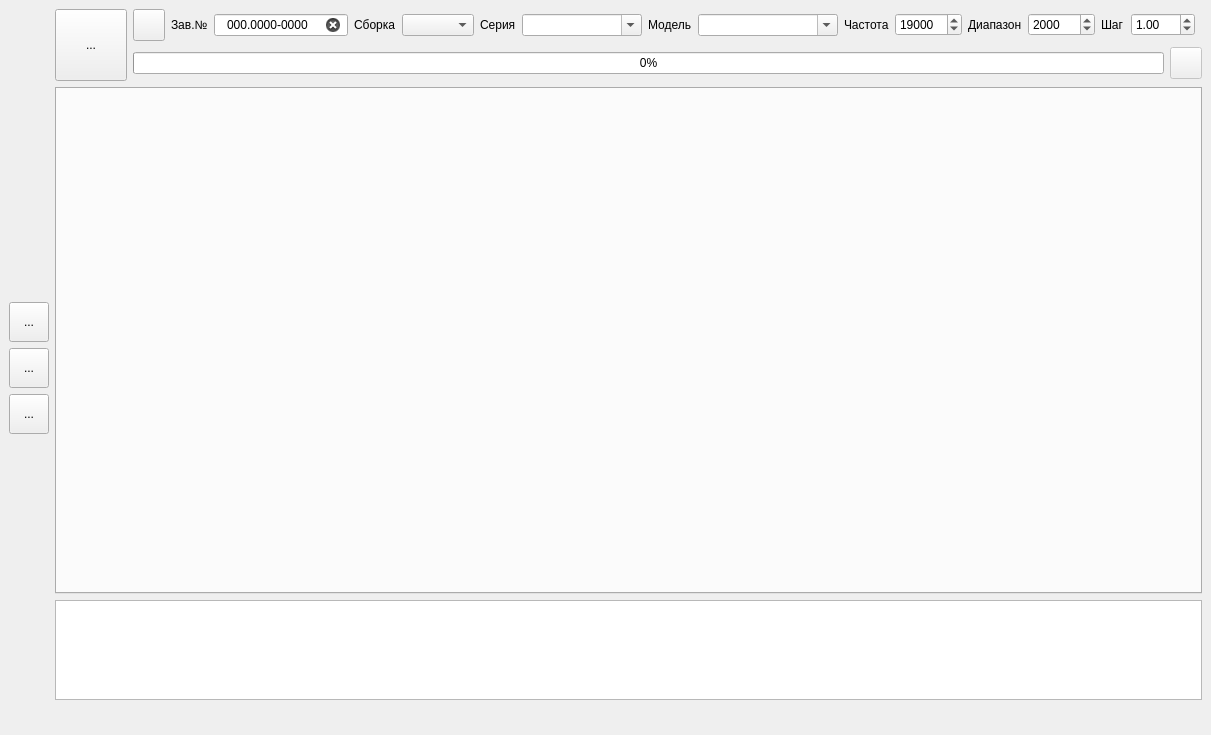
Before: the Qt Designer form usonicapp/forms/mainwindow.ui in Kneshal/usonicApp, drawn with Qt 5.
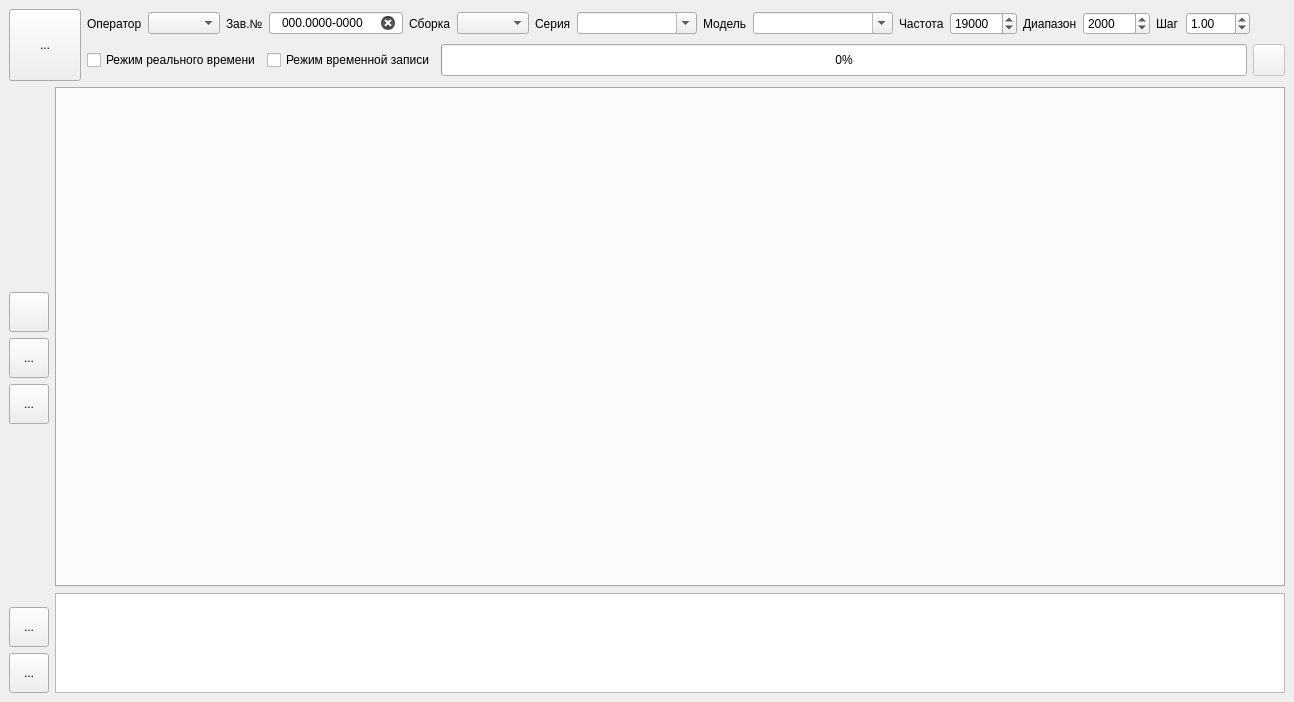
After: the same form once the commit is applied. Icons and pictures are not drawn.

What changed in the file:
```diff
--- a/usonicapp/forms/mainwindow.ui
+++ b/usonicapp/forms/mainwindow.ui
@@ -6,8 +6,8 @@
    <rect>
     <x>0</x>
     <y>0</y>
-    <width>1211</width>
-    <height>735</height>
+    <width>1294</width>
+    <height>702</height>
    </rect>
   </property>
   <property name="sizePolicy">
@@ -20,138 +20,9 @@
    <string>MainWindow</string>
   </property>
   <widget class="QWidget" name="centralwidget">
-   <layout class="QHBoxLayout" name="horizontalLayout_4">
+   <layout class="QVBoxLayout" name="verticalLayout_4">
     <item>
-     <layout class="QVBoxLayout" name="verticalLayout">
-      <property name="spacing">
-       <number>6</number>
-      </property>
-      <item>
-       <spacer name="verticalSpacer">
-        <property name="orientation">
-         <enum>Qt::Vertical</enum>
-        </property>
-        <property name="sizeHint" stdset="0">
-         <size>
-          <width>20</width>
-          <height>40</height>
-         </size>
-        </property>
-       </spacer>
-      </item>
-      <item>
-       <widget class="QToolButton" name="settings_button">
-        <property name="minimumSize">
-         <size>
-          <width>40</width>
-          <height>40</height>
-         </size>
-        </property>
-        <property name="maximumSize">
-         <size>
-          <width>40</width>
-          <height>40</height>
-         </size>
-        </property>
-        <property name="toolTip">
-         <string>Настройки</string>
-        </property>
-        <property name="text">
-         <string>...</string>
-        </property>
-        <property name="icon">
-         <iconset>
-          <normaloff>../../../icons/settings.png</normaloff>../../../icons/settings.png</iconset>
-        </property>
-        <property name="iconSize">
-         <size>
-          <width>40</width>
-          <height>40</height>
-         </size>
-        </property>
-       </widget>
-      </item>
-      <item>
-       <widget class="QToolButton" name="compare_button">
-        <property name="minimumSize">
-         <size>
-          <width>40</width>
-          <height>40</height>
-         </size>
-        </property>
-        <property name="maximumSize">
-         <size>
-          <width>40</width>
-          <height>40</height>
-         </size>
-        </property>
-        <property name="toolTip">
-         <string>Сравнить данные</string>
-        </property>
-        <property name="text">
-         <string>...</string>
-        </property>
-        <property name="icon">
-         <iconset>
-          <normaloff>../../../icons/compare.png</normaloff>../../../icons/compare.png</iconset>
-        </property>
-        <property name="iconSize">
-         <size>
-          <width>40</width>
-          <height>40</height>
-         </size>
-        </property>
-       </widget>
-      </item>
-      <item>
-       <widget class="QToolButton" name="table_button">
-        <property name="minimumSize">
-         <size>
-          <width>40</width>
-          <height>40</height>
-         </size>
-        </property>
-        <property name="maximumSize">
-         <size>
-          <width>40</width>
-          <height>40</height>
-         </size>
-        </property>
-        <property name="toolTip">
-         <string>База данных</string>
-        </property>
-        <property name="text">
-         <string>...</string>
-        </property>
-        <property name="icon">
-         <iconset>
-          <normaloff>../../../icons/table.png</normaloff>../../../icons/table.png</iconset>
-        </property>
-        <property name="iconSize">
-         <size>
-          <width>40</width>
-          <height>40</height>
-         </size>
-        </property>
-       </widget>
-      </item>
-      <item>
-       <spacer name="verticalSpacer_2">
-        <property name="orientation">
-         <enum>Qt::Vertical</enum>
-        </property>
-        <property name="sizeHint" stdset="0">
-         <size>
-          <width>20</width>
-          <height>40</height>
-         </size>
-        </property>
-       </spacer>
-      </item>
-     </layout>
-    </item>
-    <item>
-     <layout class="QVBoxLayout" name="verticalLayout_2">
+     <layout class="QVBoxLayout" name="verticalLayout_6">
       <item>
        <layout class="QHBoxLayout" name="horizontalLayout">
         <item>
@@ -197,42 +68,15 @@
           <item>
            <layout class="QHBoxLayout" name="horizontalLayout_2">
             <item>
-             <widget class="QToolButton" name="temp_button">
-              <property name="sizePolicy">
-               <sizepolicy hsizetype="Maximum" vsizetype="Preferred">
-                <horstretch>0</horstretch>
-                <verstretch>0</verstretch>
-               </sizepolicy>
-              </property>
-              <property name="minimumSize">
-               <size>
-                <width>32</width>
-                <height>32</height>
-               </size>
-              </property>
-              <property name="maximumSize">
-               <size>
-                <width>32</width>
-                <height>32</height>
-               </size>
-              </property>
+             <widget class="QLabel" name="label_8">
               <property name="text">
-               <string/>
-              </property>
-              <property name="iconSize">
-               <size>
-                <width>32</width>
-                <height>32</height>
-               </size>
-              </property>
-              <property name="checkable">
-               <bool>false</bool>
-              </property>
-              <property name="autoRaise">
-               <bool>false</bool>
+               <string>Оператор</string>
               </property>
              </widget>
             </item>
+            <item>
+             <widget class="QComboBox" name="users_combobox"/>
+            </item>
             <item>
              <widget class="QLabel" name="label">
               <property name="text">
@@ -360,7 +204,7 @@
                <string/>
               </property>
               <property name="minimum">
-               <number>50</number>
+               <number>10</number>
               </property>
               <property name="maximum">
                <number>100000</number>
@@ -413,8 +257,58 @@
           </item>
           <item>
            <layout class="QHBoxLayout" name="horizontalLayout_3">
+            <item>
+             <widget class="QCheckBox" name="real_time_chekbox">
+              <property name="sizePolicy">
+               <sizepolicy hsizetype="Minimum" vsizetype="Minimum">
+                <horstretch>0</horstretch>
+                <verstretch>0</verstretch>
+               </sizepolicy>
+              </property>
+              <property name="maximumSize">
+               <size>
+                <width>16777215</width>
+                <height>16777215</height>
+               </size>
+              </property>
+              <property name="text">
+               <string>Режим реального времени</string>
+              </property>
+              <property name="iconSize">
+               <size>
+                <width>16</width>
+                <height>16</height>
+               </size>
+              </property>
+             </widget>
+            </item>
+            <item>
+             <widget class="QCheckBox" name="temporary_data_checkbox">
+              <property name="sizePolicy">
+               <sizepolicy hsizetype="Minimum" vsizetype="Minimum">
+                <horstretch>0</horstretch>
+                <verstretch>0</verstretch>
+               </sizepolicy>
+              </property>
+              <property name="maximumSize">
+               <size>
+                <width>16777215</width>
+                <height>16777215</height>
+               </size>
+              </property>
+              <property name="text">
+               <string>Режим временной записи</string>
+              </property>
+             </widget>
+            </item>
             <item>
              <widget class="QProgressBar" name="progressbar">
+              <property name="sizePolicy">
+               <sizepolicy hsizetype="Expanding" vsizetype="Preferred">
+                <horstretch>0</horstretch>
+                <verstretch>0</verstretch>
+               </sizepolicy>
+              </property>
               <property name="value">
                <number>0</number>
               </property>
@@ -457,108 +351,317 @@
         </item>
        </layout>
       </item>
-      <item>
-       <widget class="QTabWidget" name="tabwidget">
-        <property name="enabled">
-         <bool>true</bool>
-        </property>
-        <property name="minimumSize">
-         <size>
-          <width>0</width>
-          <height>200</height>
-         </size>
-        </property>
-        <property name="tabPosition">
-         <enum>QTabWidget::North</enum>
-        </property>
-        <property name="tabShape">
-         <enum>QTabWidget::Rounded</enum>
-        </property>
-        <property name="currentIndex">
-         <number>-1</number>
-        </property>
-        <property name="documentMode">
-         <bool>false</bool>
-        </property>
-        <property name="tabsClosable">
-         <bool>true</bool>
-        </property>
-        <property name="movable">
-         <bool>true</bool>
-        </property>
-        <property name="tabBarAutoHide">
-         <bool>false</bool>
-        </property>
-       </widget>
-      </item>
-      <item>
-       <widget class="QTextBrowser" name="terminal">
-        <property name="maximumSize">
-         <size>
-          <width>16777215</width>
-          <height>100</height>
-         </size>
-        </property>
-       </widget>
-      </item>
       <item>
        <layout class="QHBoxLayout" name="horizontalLayout_5">
         <item>
-         <spacer name="horizontalSpacer_3">
-          <property name="orientation">
-           <enum>Qt::Horizontal</enum>
+         <layout class="QVBoxLayout" name="verticalLayout">
+          <property name="spacing">
+           <number>6</number>
           </property>
-          <property name="sizeHint" stdset="0">
-           <size>
-            <width>40</width>
-            <height>20</height>
-           </size>
-          </property>
-         </spacer>
+          <item>
+           <spacer name="verticalSpacer_3">
+            <property name="orientation">
+             <enum>Qt::Vertical</enum>
+            </property>
+            <property name="sizeType">
+             <enum>QSizePolicy::Fixed</enum>
+            </property>
+            <property name="sizeHint" stdset="0">
+             <size>
+              <width>20</width>
+              <height>7</height>
+             </size>
+            </property>
+           </spacer>
+          </item>
+          <item>
+           <layout class="QHBoxLayout" name="horizontalLayout_6">
+            <item>
+             <widget class="QLabel" name="database_label">
+              <property name="maximumSize">
+               <size>
+                <width>15</width>
+                <height>15</height>
+               </size>
+              </property>
+              <property name="toolTip">
+               <string>Подключение к базе данных</string>
+              </property>
+              <property name="text">
+               <string/>
+              </property>
+              <property name="pixmap">
+               <pixmap>../icons/offline.png</pixmap>
+              </property>
+              <property name="scaledContents">
+               <bool>true</bool>
+              </property>
+              <property name="alignment">
+               <set>Qt::AlignCenter</set>
+              </property>
+             </widget>
+            </item>
+            <item>
+             <widget class="QLabel" name="comport_label">
+              <property name="maximumSize">
+               <size>
+                <width>15</width>
+                <height>15</height>
+               </size>
+              </property>
+              <property name="toolTip">
+               <string>Связь с устройством</string>
+              </property>
+              <property name="text">
+               <string/>
+              </property>
+              <property name="pixmap">
+               <pixmap>../icons/disconnect.png</pixmap>
+              </property>
+              <property name="scaledContents">
+               <bool>true</bool>
+              </property>
+              <property name="alignment">
+               <set>Qt::AlignCenter</set>
+              </property>
+             </widget>
+            </item>
+           </layout>
+          </item>
+          <item>
+           <spacer name="verticalSpacer">
+            <property name="orientation">
+             <enum>Qt::Vertical</enum>
+            </property>
+            <property name="sizeHint" stdset="0">
+             <size>
+              <width>20</width>
+              <height>40</height>
+             </size>
+            </property>
+           </spacer>
+          </item>
+          <item>
+           <widget class="QToolButton" name="express_button">
+            <property name="minimumSize">
+             <size>
+              <width>40</width>
+              <height>40</height>
+             </size>
+            </property>
+            <property name="maximumSize">
+             <size>
+              <width>40</width>
+              <height>40</height>
+             </size>
+            </property>
+            <property name="toolTip">
+             <string>Быстрое сканирование</string>
+            </property>
+            <property name="text">
+             <string/>
+            </property>
+            <property name="iconSize">
+             <size>
+              <width>40</width>
+              <height>40</height>
+             </size>
+            </property>
+           </widget>
+          </item>
+          <item>
+           <widget class="QToolButton" name="table_button">
+            <property name="minimumSize">
+             <size>
+              <width>40</width>
+              <height>40</height>
+             </size>
+            </property>
+            <property name="maximumSize">
+             <size>
+              <width>40</width>
+              <height>40</height>
+             </size>
+            </property>
+            <property name="toolTip">
+             <string>База данных</string>
+            </property>
+            <property name="text">
+             <string>...</string>
+            </property>
+            <property name="icon">
+             <iconset>
+              <normaloff>../../../icons/table.png</normaloff>../../../icons/table.png</iconset>
+            </property>
+            <property name="iconSize">
+             <size>
+              <width>40</width>
+              <height>40</height>
+             </size>
+            </property>
+           </widget>
+          </item>
+          <item>
+           <widget class="QToolButton" name="compare_button">
+            <property name="minimumSize">
+             <size>
+              <width>40</width>
+              <height>40</height>
+             </size>
+            </property>
+            <property name="maximumSize">
+             <size>
+              <width>40</width>
+              <height>40</height>
+             </size>
+            </property>
+            <property name="toolTip">
+             <string>Сравнить данные</string>
+            </property>
+            <property name="text">
+             <string>...</string>
+            </property>
+            <property name="icon">
+             <iconset>
+              <normaloff>../../../icons/compare.png</normaloff>../../../icons/compare.png</iconset>
+            </property>
+            <property name="iconSize">
+             <size>
+              <width>40</width>
+              <height>40</height>
+             </size>
+            </property>
+           </widget>
+          </item>
+          <item>
+           <spacer name="verticalSpacer_2">
+            <property name="orientation">
+             <enum>Qt::Vertical</enum>
+            </property>
+            <property name="sizeHint" stdset="0">
+             <size>
+              <width>20</width>
+              <height>40</height>
+             </size>
+            </property>
+           </spacer>
+          </item>
+          <item>
+           <widget class="QToolButton" name="settings_button">
+            <property name="minimumSize">
+             <size>
+              <width>40</width>
+              <height>40</height>
+             </size>
+            </property>
+            <property name="maximumSize">
+             <size>
+              <width>40</width>
+              <height>40</height>
+             </size>
+            </property>
+            <property name="toolTip">
+             <string>Настройки</string>
+            </property>
+            <property name="text">
+             <string>...</string>
+            </property>
+            <property name="icon">
+             <iconset>
+              <normaloff>../../../icons/settings.png</normaloff>../../../icons/settings.png</iconset>
+            </property>
+            <property name="iconSize">
+             <size>
+              <width>40</width>
+              <height>40</height>
+             </size>
+            </property>
+           </widget>
+          </item>
+          <item>
+           <widget class="QToolButton" name="terminal_button">
+            <property name="minimumSize">
+             <size>
+              <width>40</width>
+              <height>40</height>
+             </size>
+            </property>
+            <property name="maximumSize">
+             <size>
+              <width>40</width>
+              <height>40</height>
+             </size>
+            </property>
+            <property name="toolTip">
+             <string>Терминал</string>
+            </property>
+            <property name="text">
+             <string>...</string>
+            </property>
+            <property name="icon">
+             <iconset>
+              <normaloff>../icons/terminal.png</normaloff>../icons/terminal.png</iconset>
+            </property>
+            <property name="iconSize">
+             <size>
+              <width>40</width>
+              <height>40</height>
+             </size>
+            </property>
+           </widget>
+          </item>
+         </layout>
         </item>
         <item>
-         <widget class="QLabel" name="comport_label">
-          <property name="maximumSize">
-           <size>
-            <width>20</width>
-            <height>20</height>
-           </size>
-          </property>
-          <property name="text">
-           <string/>
-          </property>
-          <property name="pixmap">
-           <pixmap>../icons/disconnect.png</pixmap>
-          </property>
-          <property name="scaledContents">
-           <bool>true</bool>
-          </property>
-          <property name="alignment">
-           <set>Qt::AlignCenter</set>
-          </property>
-         </widget>
-        </item>
-        <item>
-         <widget class="QLabel" name="database_label">
-          <property name="maximumSize">
-           <size>
-            <width>20</width>
-            <height>20</height>
-           </size>
-          </property>
-          <property name="text">
-           <string/>
-          </property>
-          <property name="pixmap">
-           <pixmap>../icons/offline.png</pixmap>
-          </property>
-          <property name="scaledContents">
-           <bool>true</bool>
-          </property>
-          <property name="alignment">
-           <set>Qt::AlignCenter</set>
-          </property>
-         </widget>
+         <layout class="QVBoxLayout" name="verticalLayout_2">
+          <item>
+           <widget class="QTabWidget" name="tabwidget">
+            <property name="enabled">
+             <bool>true</bool>
+            </property>
+            <property name="minimumSize">
+             <size>
+              <width>0</width>
+              <height>200</height>
+             </size>
+            </property>
+            <property name="tabPosition">
+             <enum>QTabWidget::North</enum>
+            </property>
+            <property name="tabShape">
+             <enum>QTabWidget::Rounded</enum>
+            </property>
+            <property name="currentIndex">
+             <number>-1</number>
+            </property>
+            <property name="documentMode">
+             <bool>false</bool>
+            </property>
+            <property name="tabsClosable">
+             <bool>true</bool>
+            </property>
+            <property name="movable">
+             <bool>true</bool>
+            </property>
+            <property name="tabBarAutoHide">
+             <bool>false</bool>
+            </property>
+           </widget>
+          </item>
+          <item>
+           <widget class="QTextBrowser" name="terminal">
+            <property name="enabled">
+             <bool>true</bool>
+            </property>
+            <property name="maximumSize">
+             <size>
+              <width>16777215</width>
+              <height>100</height>
+             </size>
+            </property>
+           </widget>
+          </item>
+         </layout>
         </item>
        </layout>
       </item>
```
Left out of the diff: 6 changed lines with no effect on the pictures.
